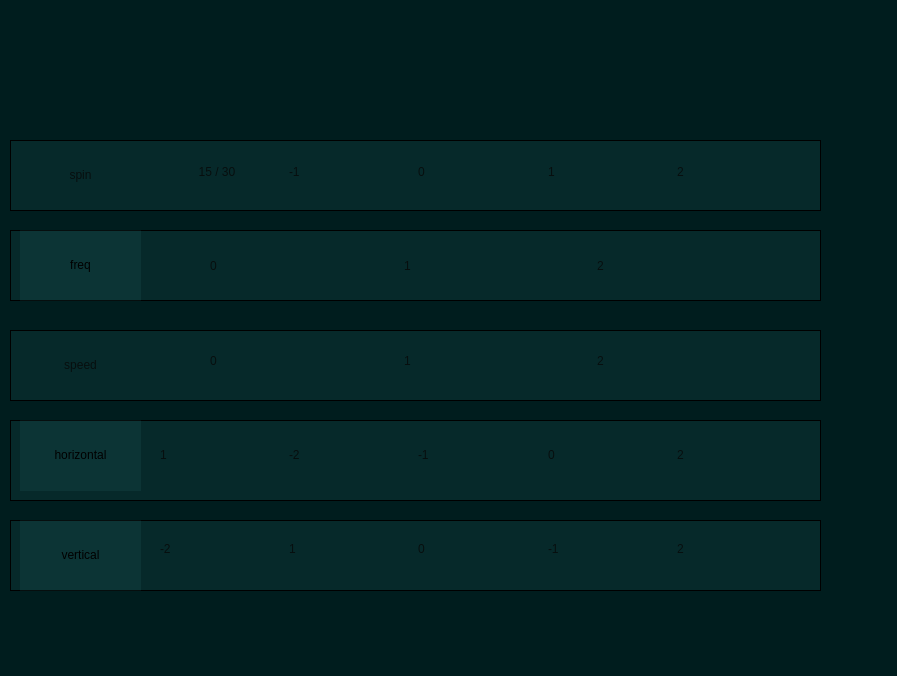
Old version of the form infodisplay.ui in the repository aferolkay/AntiaUserInterface.
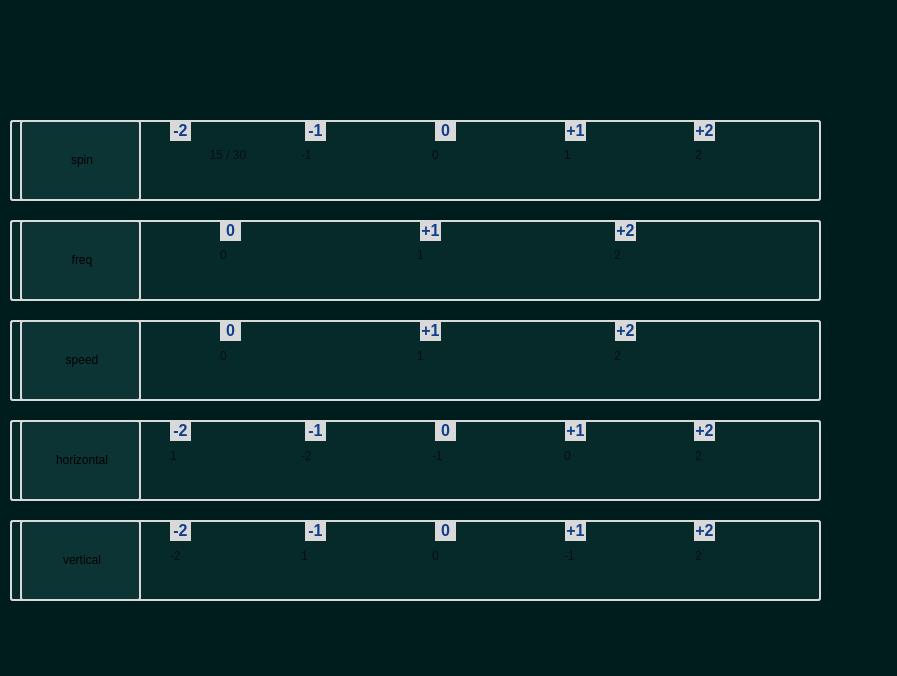
New version of the form. Icons and pictures are not drawn.

Commit message: new info window added and designed.

Diff of the .ui file:
```diff
--- a/infodisplay.ui
+++ b/infodisplay.ui
@@ -35,10 +35,10 @@
   <widget class="QWidget" name="verticalLayoutWidget">
    <property name="geometry">
     <rect>
-     <x>150</x>
-     <y>120</y>
-     <width>651</width>
-     <height>481</height>
+     <x>160</x>
+     <y>100</y>
+     <width>661</width>
+     <height>511</height>
     </rect>
    </property>
    <layout class="QVBoxLayout" name="info">
@@ -473,63 +473,28 @@
     </item>
    </layout>
   </widget>
-  <widget class="QLabel" name="label_4">
-   <property name="geometry">
-    <rect>
-     <x>20</x>
-     <y>140</y>
-     <width>121</width>
-     <height>71</height>
-    </rect>
-   </property>
-   <property name="styleSheet">
-    <string notr="true">QLabel {
-    font-size: 14pt;
-    font-weight: bold;
-    color: rgb(217, 217, 217);
-	background-color: rgb(15, 63, 139);
-	border-radius : 15px;
-};</string>
-   </property>
-   <property name="text">
-    <string>&lt;html&gt;&lt;head/&gt;&lt;body&gt;&lt;p align=&quot;center&quot;&gt;spin&lt;/p&gt;&lt;/body&gt;&lt;/html&gt;</string>
-   </property>
-  </widget>
-  <widget class="QLabel" name="label_24">
-   <property name="geometry">
-    <rect>
-     <x>20</x>
-     <y>330</y>
-     <width>121</width>
-     <height>71</height>
-    </rect>
-   </property>
-   <property name="styleSheet">
-    <string notr="true">QLabel {
-    font-size: 14pt;
-    font-weight: bold;
-    color: rgb(217, 217, 217);
-	background-color: rgb(85, 103, 104);
-	border-radius : 15px;
-};</string>
-   </property>
-   <property name="text">
-    <string>&lt;html&gt;&lt;head/&gt;&lt;body&gt;&lt;p align=&quot;center&quot;&gt;speed&lt;/p&gt;&lt;/body&gt;&lt;/html&gt;</string>
-   </property>
-  </widget>
   <widget class="QFrame" name="frame_2">
    <property name="geometry">
     <rect>
      <x>10</x>
-     <y>140</y>
+     <y>120</y>
      <width>811</width>
-     <height>71</height>
+     <height>81</height>
     </rect>
    </property>
    <property name="styleSheet">
-    <string notr="true">background-color: qlineargradient(spread:pad, x1:0, y1:0, x2:1, y2:0, stop:0.446927 rgba(90, 224, 224, 16));
-border-color: rgb(90, 224, 224);
-border-width:10px;</string>
+    <string notr="true">/*
+background-color: qlineargradient(spread:pad, x1:0, y1:0, x2:1, y2:0, stop:0.446927 rgba(90, 224, 224, 16));
+border-color: rgb(217, 217, 217);
+border-width:20px;
+*/
+
+QFrame {
+								background-color:qlineargradient(spread:pad, x1:0, y1:0, x2:1, y2:0, stop:0.446927 rgba(90, 224, 224, 16));;
+                                border-width: 2;
+                                border-radius: 3;
+                                border-style: solid;
+                                border-color:rgb(217, 217, 217) ;}</string>
    </property>
    <property name="frameShape">
     <enum>QFrame::StyledPanel</enum>
@@ -537,20 +502,45 @@
    <property name="frameShadow">
     <enum>QFrame::Raised</enum>
    </property>
+   <widget class="QLabel" name="label_4">
+    <property name="geometry">
+     <rect>
+      <x>10</x>
+      <y>0</y>
+      <width>121</width>
+      <height>81</height>
+     </rect>
+    </property>
+    <property name="styleSheet">
+     <string notr="true">QLabel {
+    font-size: 14pt;
+    font-weight: bold;
+    color: rgb(217, 217, 217);
+	background-color: rgb(15, 63, 139);
+	border-radius : 15px;
+};</string>
+    </property>
+    <property name="text">
+     <string>&lt;html&gt;&lt;head/&gt;&lt;body&gt;&lt;p align=&quot;center&quot;&gt;spin&lt;/p&gt;&lt;/body&gt;&lt;/html&gt;</string>
+    </property>
+   </widget>
   </widget>
   <widget class="QFrame" name="frame_3">
    <property name="geometry">
     <rect>
      <x>10</x>
-     <y>230</y>
+     <y>220</y>
      <width>811</width>
-     <height>71</height>
+     <height>81</height>
     </rect>
    </property>
    <property name="styleSheet">
-    <string notr="true">background-color: qlineargradient(spread:pad, x1:0, y1:0, x2:1, y2:0, stop:0.446927 rgba(90, 224, 224, 16));
-border-color: rgb(90, 224, 224);
-border-width:10px;</string>
+    <string notr="true">QFrame {
+								background-color:qlineargradient(spread:pad, x1:0, y1:0, x2:1, y2:0, stop:0.446927 rgba(90, 224, 224, 16));;
+                                border-width: 2;
+                                border-radius: 3;
+                                border-style: solid;
+                                border-color:rgb(217, 217, 217) ;}</string>
    </property>
    <property name="frameShape">
     <enum>QFrame::StyledPanel</enum>
@@ -564,7 +554,7 @@
       <x>10</x>
       <y>0</y>
       <width>121</width>
-      <height>71</height>
+      <height>81</height>
      </rect>
     </property>
     <property name="styleSheet">
@@ -585,15 +575,18 @@
    <property name="geometry">
     <rect>
      <x>10</x>
-     <y>330</y>
+     <y>320</y>
      <width>811</width>
-     <height>71</height>
+     <height>81</height>
     </rect>
    </property>
    <property name="styleSheet">
-    <string notr="true">background-color: qlineargradient(spread:pad, x1:0, y1:0, x2:1, y2:0, stop:0.446927 rgba(90, 224, 224, 16));
-border-color: rgb(90, 224, 224);
-border-width:10px;</string>
+    <string notr="true">QFrame {
+								background-color:qlineargradient(spread:pad, x1:0, y1:0, x2:1, y2:0, stop:0.446927 rgba(90, 224, 224, 16));;
+                                border-width: 2;
+                                border-radius: 3;
+                                border-style: solid;
+                                border-color:rgb(217, 217, 217) ;}</string>
    </property>
    <property name="frameShape">
     <enum>QFrame::StyledPanel</enum>
@@ -601,6 +594,28 @@
    <property name="frameShadow">
     <enum>QFrame::Raised</enum>
    </property>
+   <widget class="QLabel" name="label_24">
+    <property name="geometry">
+     <rect>
+      <x>10</x>
+      <y>0</y>
+      <width>121</width>
+      <height>81</height>
+     </rect>
+    </property>
+    <property name="styleSheet">
+     <string notr="true">QLabel {
+    font-size: 14pt;
+    font-weight: bold;
+    color: rgb(217, 217, 217);
+	background-color: rgb(85, 103, 104);
+	border-radius : 15px;
+};</string>
+    </property>
+    <property name="text">
+     <string>&lt;html&gt;&lt;head/&gt;&lt;body&gt;&lt;p align=&quot;center&quot;&gt;speed&lt;/p&gt;&lt;/body&gt;&lt;/html&gt;</string>
+    </property>
+   </widget>
   </widget>
   <widget class="QFrame" name="frame_5">
    <property name="geometry">
@@ -612,9 +627,12 @@
     </rect>
    </property>
    <property name="styleSheet">
-    <string notr="true">background-color: qlineargradient(spread:pad, x1:0, y1:0, x2:1, y2:0, stop:0.446927 rgba(90, 224, 224, 16));
-border-color: rgb(90, 224, 224);
-border-width:10px;</string>
+    <string notr="true">QFrame {
+								background-color:qlineargradient(spread:pad, x1:0, y1:0, x2:1, y2:0, stop:0.446927 rgba(90, 224, 224, 16));;
+                                border-width: 2;
+                                border-radius: 3;
+                                border-style: solid;
+                                border-color:rgb(217, 217, 217) ;}</string>
    </property>
    <property name="frameShape">
     <enum>QFrame::StyledPanel</enum>
@@ -628,7 +646,7 @@
       <x>10</x>
       <y>0</y>
       <width>121</width>
-      <height>71</height>
+      <height>81</height>
      </rect>
     </property>
     <property name="styleSheet">
@@ -651,13 +669,16 @@
      <x>10</x>
      <y>520</y>
      <width>811</width>
-     <height>71</height>
+     <height>81</height>
     </rect>
    </property>
    <property name="styleSheet">
-    <string notr="true">background-color: qlineargradient(spread:pad, x1:0, y1:0, x2:1, y2:0, stop:0.446927 rgba(90, 224, 224, 16));
-border-color: rgb(90, 224, 224);
-border-width:10px;</string>
+    <string notr="true">QFrame {
+								background-color:qlineargradient(spread:pad, x1:0, y1:0, x2:1, y2:0, stop:0.446927 rgba(90, 224, 224, 16));;
+                                border-width: 2;
+                                border-radius: 3;
+                                border-style: solid;
+                                border-color:rgb(217, 217, 217) ;}</string>
    </property>
    <property name="frameShape">
     <enum>QFrame::StyledPanel</enum>
@@ -671,7 +692,7 @@
       <x>10</x>
       <y>0</y>
       <width>121</width>
-      <height>71</height>
+      <height>81</height>
      </rect>
     </property>
     <property name="styleSheet">
@@ -688,6 +709,342 @@
     </property>
    </widget>
   </widget>
+  <widget class="QLabel" name="label">
+   <property name="geometry">
+    <rect>
+     <x>435</x>
+     <y>120</y>
+     <width>21</width>
+     <height>21</height>
+    </rect>
+   </property>
+   <property name="styleSheet">
+    <string notr="true">background-color: rgb(217, 217, 217);</string>
+   </property>
+   <property name="text">
+    <string>&lt;html&gt;&lt;head/&gt;&lt;body&gt;&lt;p align=&quot;center&quot;&gt;&lt;span style=&quot; font-size:12pt; font-weight:700; color:#0f3f8b;&quot;&gt;0&lt;/span&gt;&lt;/p&gt;&lt;/body&gt;&lt;/html&gt;</string>
+   </property>
+  </widget>
+  <widget class="QLabel" name="label_2">
+   <property name="geometry">
+    <rect>
+     <x>435</x>
+     <y>420</y>
+     <width>21</width>
+     <height>21</height>
+    </rect>
+   </property>
+   <property name="styleSheet">
+    <string notr="true">background-color: rgb(217, 217, 217);</string>
+   </property>
+   <property name="text">
+    <string>&lt;html&gt;&lt;head/&gt;&lt;body&gt;&lt;p align=&quot;center&quot;&gt;&lt;span style=&quot; font-size:12pt; font-weight:700; color:#0f3f8b;&quot;&gt;0&lt;/span&gt;&lt;/p&gt;&lt;/body&gt;&lt;/html&gt;</string>
+   </property>
+  </widget>
+  <widget class="QLabel" name="label_3">
+   <property name="geometry">
+    <rect>
+     <x>435</x>
+     <y>520</y>
+     <width>21</width>
+     <height>21</height>
+    </rect>
+   </property>
+   <property name="styleSheet">
+    <string notr="true">background-color: rgb(217, 217, 217);</string>
+   </property>
+   <property name="text">
+    <string>&lt;html&gt;&lt;head/&gt;&lt;body&gt;&lt;p align=&quot;center&quot;&gt;&lt;span style=&quot; font-size:12pt; font-weight:700; color:#0f3f8b;&quot;&gt;0&lt;/span&gt;&lt;/p&gt;&lt;/body&gt;&lt;/html&gt;</string>
+   </property>
+  </widget>
+  <widget class="QLabel" name="label_6">
+   <property name="geometry">
+    <rect>
+     <x>305</x>
+     <y>120</y>
+     <width>21</width>
+     <height>21</height>
+    </rect>
+   </property>
+   <property name="styleSheet">
+    <string notr="true">background-color: rgb(217, 217, 217);</string>
+   </property>
+   <property name="text">
+    <string>&lt;html&gt;&lt;head/&gt;&lt;body&gt;&lt;p align=&quot;center&quot;&gt;&lt;span style=&quot; font-size:12pt; font-weight:700; color:#0f3f8b;&quot;&gt;-1&lt;/span&gt;&lt;/p&gt;&lt;/body&gt;&lt;/html&gt;</string>
+   </property>
+  </widget>
+  <widget class="QLabel" name="label_7">
+   <property name="geometry">
+    <rect>
+     <x>305</x>
+     <y>420</y>
+     <width>21</width>
+     <height>21</height>
+    </rect>
+   </property>
+   <property name="styleSheet">
+    <string notr="true">background-color: rgb(217, 217, 217);</string>
+   </property>
+   <property name="text">
+    <string>&lt;html&gt;&lt;head/&gt;&lt;body&gt;&lt;p align=&quot;center&quot;&gt;&lt;span style=&quot; font-size:12pt; font-weight:700; color:#0f3f8b;&quot;&gt;-1&lt;/span&gt;&lt;/p&gt;&lt;/body&gt;&lt;/html&gt;</string>
+   </property>
+  </widget>
+  <widget class="QLabel" name="label_8">
+   <property name="geometry">
+    <rect>
+     <x>305</x>
+     <y>520</y>
+     <width>21</width>
+     <height>21</height>
+    </rect>
+   </property>
+   <property name="styleSheet">
+    <string notr="true">background-color: rgb(217, 217, 217);</string>
+   </property>
+   <property name="text">
+    <string>&lt;html&gt;&lt;head/&gt;&lt;body&gt;&lt;p align=&quot;center&quot;&gt;&lt;span style=&quot; font-size:12pt; font-weight:700; color:#0f3f8b;&quot;&gt;-1&lt;/span&gt;&lt;/p&gt;&lt;/body&gt;&lt;/html&gt;</string>
+   </property>
+  </widget>
+  <widget class="QLabel" name="label_9">
+   <property name="geometry">
+    <rect>
+     <x>170</x>
+     <y>120</y>
+     <width>21</width>
+     <height>21</height>
+    </rect>
+   </property>
+   <property name="styleSheet">
+    <string notr="true">background-color: rgb(217, 217, 217);</string>
+   </property>
+   <property name="text">
+    <string>&lt;html&gt;&lt;head/&gt;&lt;body&gt;&lt;p align=&quot;center&quot;&gt;&lt;span style=&quot; font-size:12pt; font-weight:700; color:#0f3f8b;&quot;&gt;-2&lt;/span&gt;&lt;/p&gt;&lt;/body&gt;&lt;/html&gt;</string>
+   </property>
+  </widget>
+  <widget class="QLabel" name="label_10">
+   <property name="geometry">
+    <rect>
+     <x>170</x>
+     <y>520</y>
+     <width>21</width>
+     <height>21</height>
+    </rect>
+   </property>
+   <property name="styleSheet">
+    <string notr="true">background-color: rgb(217, 217, 217);</string>
+   </property>
+   <property name="text">
+    <string>&lt;html&gt;&lt;head/&gt;&lt;body&gt;&lt;p align=&quot;center&quot;&gt;&lt;span style=&quot; font-size:12pt; font-weight:700; color:#0f3f8b;&quot;&gt;-2&lt;/span&gt;&lt;/p&gt;&lt;/body&gt;&lt;/html&gt;</string>
+   </property>
+  </widget>
+  <widget class="QLabel" name="label_11">
+   <property name="geometry">
+    <rect>
+     <x>170</x>
+     <y>420</y>
+     <width>21</width>
+     <height>21</height>
+    </rect>
+   </property>
+   <property name="styleSheet">
+    <string notr="true">background-color: rgb(217, 217, 217);</string>
+   </property>
+   <property name="text">
+    <string>&lt;html&gt;&lt;head/&gt;&lt;body&gt;&lt;p align=&quot;center&quot;&gt;&lt;span style=&quot; font-size:12pt; font-weight:700; color:#0f3f8b;&quot;&gt;-2&lt;/span&gt;&lt;/p&gt;&lt;/body&gt;&lt;/html&gt;</string>
+   </property>
+  </widget>
+  <widget class="QLabel" name="label_12">
+   <property name="geometry">
+    <rect>
+     <x>565</x>
+     <y>120</y>
+     <width>21</width>
+     <height>21</height>
+    </rect>
+   </property>
+   <property name="styleSheet">
+    <string notr="true">background-color: rgb(217, 217, 217);</string>
+   </property>
+   <property name="text">
+    <string>&lt;html&gt;&lt;head/&gt;&lt;body&gt;&lt;p align=&quot;center&quot;&gt;&lt;span style=&quot; font-size:12pt; font-weight:700; color:#0f3f8b;&quot;&gt;+1&lt;/span&gt;&lt;/p&gt;&lt;/body&gt;&lt;/html&gt;</string>
+   </property>
+  </widget>
+  <widget class="QLabel" name="label_13">
+   <property name="geometry">
+    <rect>
+     <x>565</x>
+     <y>420</y>
+     <width>21</width>
+     <height>21</height>
+    </rect>
+   </property>
+   <property name="styleSheet">
+    <string notr="true">background-color: rgb(217, 217, 217);</string>
+   </property>
+   <property name="text">
+    <string>&lt;html&gt;&lt;head/&gt;&lt;body&gt;&lt;p align=&quot;center&quot;&gt;&lt;span style=&quot; font-size:12pt; font-weight:700; color:#0f3f8b;&quot;&gt;+1&lt;/span&gt;&lt;/p&gt;&lt;/body&gt;&lt;/html&gt;</string>
+   </property>
+  </widget>
+  <widget class="QLabel" name="label_14">
+   <property name="geometry">
+    <rect>
+     <x>565</x>
+     <y>520</y>
+     <width>21</width>
+     <height>21</height>
+    </rect>
+   </property>
+   <property name="styleSheet">
+    <string notr="true">background-color: rgb(217, 217, 217);</string>
+   </property>
+   <property name="text">
+    <string>&lt;html&gt;&lt;head/&gt;&lt;body&gt;&lt;p align=&quot;center&quot;&gt;&lt;span style=&quot; font-size:12pt; font-weight:700; color:#0f3f8b;&quot;&gt;+1&lt;/span&gt;&lt;/p&gt;&lt;/body&gt;&lt;/html&gt;</string>
+   </property>
+  </widget>
+  <widget class="QLabel" name="label_15">
+   <property name="geometry">
+    <rect>
+     <x>694</x>
+     <y>120</y>
+     <width>21</width>
+     <height>21</height>
+    </rect>
+   </property>
+   <property name="styleSheet">
+    <string notr="true">background-color: rgb(217, 217, 217);</string>
+   </property>
+   <property name="text">
+    <string>&lt;html&gt;&lt;head/&gt;&lt;body&gt;&lt;p align=&quot;center&quot;&gt;&lt;span style=&quot; font-size:12pt; font-weight:700; color:#0f3f8b;&quot;&gt;+2&lt;/span&gt;&lt;/p&gt;&lt;/body&gt;&lt;/html&gt;</string>
+   </property>
+  </widget>
+  <widget class="QLabel" name="label_16">
+   <property name="geometry">
+    <rect>
+     <x>694</x>
+     <y>420</y>
+     <width>21</width>
+     <height>21</height>
+    </rect>
+   </property>
+   <property name="styleSheet">
+    <string notr="true">background-color: rgb(217, 217, 217);</string>
+   </property>
+   <property name="text">
+    <string>&lt;html&gt;&lt;head/&gt;&lt;body&gt;&lt;p align=&quot;center&quot;&gt;&lt;span style=&quot; font-size:12pt; font-weight:700; color:#0f3f8b;&quot;&gt;+2&lt;/span&gt;&lt;/p&gt;&lt;/body&gt;&lt;/html&gt;</string>
+   </property>
+  </widget>
+  <widget class="QLabel" name="label_17">
+   <property name="geometry">
+    <rect>
+     <x>694</x>
+     <y>520</y>
+     <width>21</width>
+     <height>21</height>
+    </rect>
+   </property>
+   <property name="styleSheet">
+    <string notr="true">background-color: rgb(217, 217, 217);</string>
+   </property>
+   <property name="text">
+    <string>&lt;html&gt;&lt;head/&gt;&lt;body&gt;&lt;p align=&quot;center&quot;&gt;&lt;span style=&quot; font-size:12pt; font-weight:700; color:#0f3f8b;&quot;&gt;+2&lt;/span&gt;&lt;/p&gt;&lt;/body&gt;&lt;/html&gt;</string>
+   </property>
+  </widget>
+  <widget class="QLabel" name="label_18">
+   <property name="geometry">
+    <rect>
+     <x>220</x>
+     <y>220</y>
+     <width>21</width>
+     <height>21</height>
+    </rect>
+   </property>
+   <property name="styleSheet">
+    <string notr="true">background-color: rgb(217, 217, 217);</string>
+   </property>
+   <property name="text">
+    <string>&lt;html&gt;&lt;head/&gt;&lt;body&gt;&lt;p align=&quot;center&quot;&gt;&lt;span style=&quot; font-size:12pt; font-weight:700; color:#0f3f8b;&quot;&gt;0&lt;/span&gt;&lt;/p&gt;&lt;/body&gt;&lt;/html&gt;</string>
+   </property>
+  </widget>
+  <widget class="QLabel" name="label_19">
+   <property name="geometry">
+    <rect>
+     <x>220</x>
+     <y>320</y>
+     <width>21</width>
+     <height>21</height>
+    </rect>
+   </property>
+   <property name="styleSheet">
+    <string notr="true">background-color: rgb(217, 217, 217);</string>
+   </property>
+   <property name="text">
+    <string>&lt;html&gt;&lt;head/&gt;&lt;body&gt;&lt;p align=&quot;center&quot;&gt;&lt;span style=&quot; font-size:12pt; font-weight:700; color:#0f3f8b;&quot;&gt;0&lt;/span&gt;&lt;/p&gt;&lt;/body&gt;&lt;/html&gt;</string>
+   </property>
+  </widget>
+  <widget class="QLabel" name="label_20">
+   <property name="geometry">
+    <rect>
+     <x>420</x>
+     <y>220</y>
+     <width>21</width>
+     <height>21</height>
+    </rect>
+   </property>
+   <property name="styleSheet">
+    <string notr="true">background-color: rgb(217, 217, 217);</string>
+   </property>
+   <property name="text">
+    <string>&lt;html&gt;&lt;head/&gt;&lt;body&gt;&lt;p align=&quot;center&quot;&gt;&lt;span style=&quot; font-size:12pt; font-weight:700; color:#0f3f8b;&quot;&gt;+1&lt;/span&gt;&lt;/p&gt;&lt;/body&gt;&lt;/html&gt;</string>
+   </property>
+  </widget>
+  <widget class="QLabel" name="label_21">
+   <property name="geometry">
+    <rect>
+     <x>420</x>
+     <y>320</y>
+     <width>21</width>
+     <height>21</height>
+    </rect>
+   </property>
+   <property name="styleSheet">
+    <string notr="true">background-color: rgb(217, 217, 217);</string>
+   </property>
+   <property name="text">
+    <string>&lt;html&gt;&lt;head/&gt;&lt;body&gt;&lt;p align=&quot;center&quot;&gt;&lt;span style=&quot; font-size:12pt; font-weight:700; color:#0f3f8b;&quot;&gt;+1&lt;/span&gt;&lt;/p&gt;&lt;/body&gt;&lt;/html&gt;</string>
+   </property>
+  </widget>
+  <widget class="QLabel" name="label_22">
+   <property name="geometry">
+    <rect>
+     <x>615</x>
+     <y>220</y>
+     <width>21</width>
+     <height>21</height>
+    </rect>
+   </property>
+   <property name="styleSheet">
+    <string notr="true">background-color: rgb(217, 217, 217);</string>
+   </property>
+   <property name="text">
+    <string>&lt;html&gt;&lt;head/&gt;&lt;body&gt;&lt;p align=&quot;center&quot;&gt;&lt;span style=&quot; font-size:12pt; font-weight:700; color:#0f3f8b;&quot;&gt;+2&lt;/span&gt;&lt;/p&gt;&lt;/body&gt;&lt;/html&gt;</string>
+   </property>
+  </widget>
+  <widget class="QLabel" name="label_23">
+   <property name="geometry">
+    <rect>
+     <x>615</x>
+     <y>320</y>
+     <width>21</width>
+     <height>21</height>
+    </rect>
+   </property>
+   <property name="styleSheet">
+    <string notr="true">background-color: rgb(217, 217, 217);</string>
+   </property>
+   <property name="text">
+    <string>&lt;html&gt;&lt;head/&gt;&lt;body&gt;&lt;p align=&quot;center&quot;&gt;&lt;span style=&quot; font-size:12pt; font-weight:700; color:#0f3f8b;&quot;&gt;+2&lt;/span&gt;&lt;/p&gt;&lt;/body&gt;&lt;/html&gt;</string>
+   </property>
+  </widget>
  </widget>
  <resources/>
  <connections/>
```
The commit also changes 7 other files.
